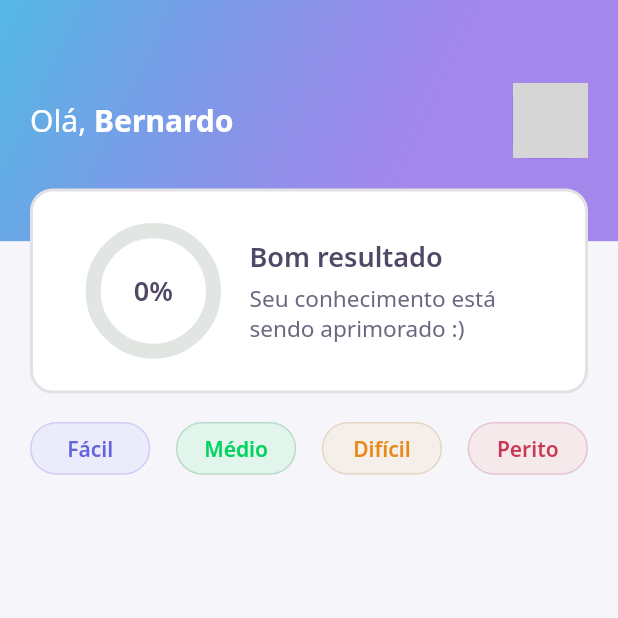
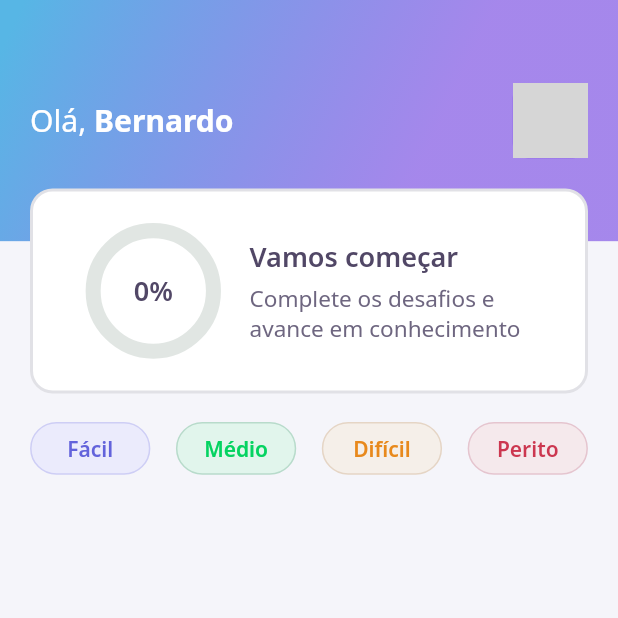
Before and after one commit to bernardoveras/devquiz, a Flutter app: the screen it shows after launch, on a phone screen of 412 x 824 dp, the top half of it. Run offline on Flutter 3.47's test engine with Material 2 defaults, Android fonts, the phone set to English and light mode, and no system bars; our stand-ins replace flutter_screenutil, get, google_fonts; network calls fail; grey boxes are pictures that could not be loaded.

Commit message:
Alterado os textos de acordo com a porcentagem

```diff
--- a/lib/application/pages/home/components/app_bar.dart
+++ b/lib/application/pages/home/components/app_bar.dart
@@ -100,12 +100,12 @@ class HomeAppBar extends PreferredSize {
                           crossAxisAlignment: CrossAxisAlignment.start,
                           children: [
                             Text(
-                              'Bom resultado',
+                              porcentagem > 0 ? 'Bom resultado' : 'Vamos começar',
                               style: AppTextStyles.heading,
                             ),
                             SizedBox(height: 5.height),
                             Text(
-                              'Seu conhecimento está\nsendo aprimorado :)',
+                             porcentagem > 0 ? 'Seu conhecimento está\nsendo aprimorado :)' : 'Complete os desafios e\navance em conhecimento',
                               style: AppTextStyles.body,
                             ),
                           ],
```
